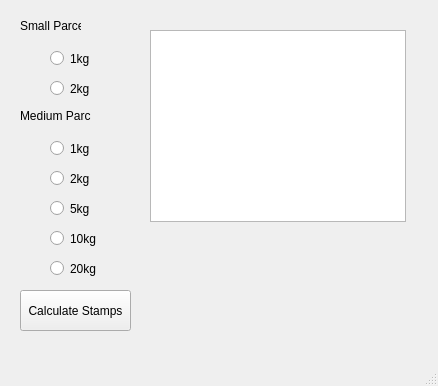
Old version of the form stamp_calc_app/stamp_calc.ui in the repository psidex/StampCalculator.
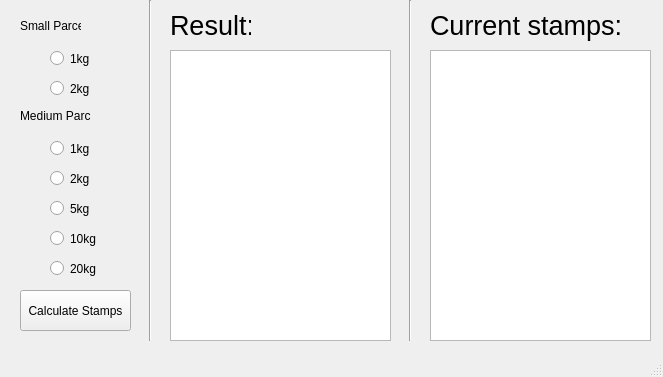
New version of the form.

Commit message: Fixed config prog, started on calc prog

What changed in the file:
```diff
--- a/stamp_calc_app/stamp_calc.ui
+++ b/stamp_calc_app/stamp_calc.ui
@@ -6,8 +6,8 @@
    <rect>
     <x>0</x>
     <y>0</y>
-    <width>438</width>
-    <height>386</height>
+    <width>663</width>
+    <height>377</height>
    </rect>
   </property>
   <property name="windowTitle">
@@ -144,14 +144,112 @@
      <string>Calculate Stamps</string>
     </property>
    </widget>
-   <widget class="QTextBrowser" name="textBrowser">
+   <widget class="QLabel" name="result_label">
     <property name="geometry">
      <rect>
-      <x>150</x>
-      <y>30</y>
-      <width>256</width>
-      <height>192</height>
+      <x>170</x>
+      <y>10</y>
+      <width>81</width>
+      <height>31</height>
      </rect>
+    </property>
+    <property name="font">
+     <font>
+      <pointsize>20</pointsize>
+     </font>
+    </property>
+    <property name="text">
+     <string>Result:</string>
+    </property>
+   </widget>
+   <widget class="Line" name="vertical_line_1">
+    <property name="geometry">
+     <rect>
+      <x>140</x>
+      <y>0</y>
+      <width>20</width>
+      <height>341</height>
+     </rect>
+    </property>
+    <property name="orientation">
+     <enum>Qt::Vertical</enum>
+    </property>
+   </widget>
+   <widget class="Line" name="vertical_line_2">
+    <property name="geometry">
+     <rect>
+      <x>400</x>
+      <y>0</y>
+      <width>20</width>
+      <height>341</height>
+     </rect>
+    </property>
+    <property name="orientation">
+     <enum>Qt::Vertical</enum>
+    </property>
+   </widget>
+   <widget class="QLabel" name="current_stamps_label">
+    <property name="geometry">
+     <rect>
+      <x>430</x>
+      <y>10</y>
+      <width>201</width>
+      <height>31</height>
+     </rect>
+    </property>
+    <property name="font">
+     <font>
+      <pointsize>20</pointsize>
+     </font>
+    </property>
+    <property name="text">
+     <string>Current stamps:</string>
+    </property>
+   </widget>
+   <widget class="QListWidget" name="result_list">
+    <property name="geometry">
+     <rect>
+      <x>170</x>
+      <y>50</y>
+      <width>221</width>
+      <height>291</height>
+     </rect>
+    </property>
+    <property name="font">
+     <font>
+      <pointsize>10</pointsize>
+     </font>
+    </property>
+    <property name="defaultDropAction">
+     <enum>Qt::IgnoreAction</enum>
+    </property>
+    <property name="selectionMode">
+     <enum>QAbstractItemView::NoSelection</enum>
+    </property>
+   </widget>
+   <widget class="QListWidget" name="current_stamps_list">
+    <property name="geometry">
+     <rect>
+      <x>430</x>
+      <y>50</y>
+      <width>221</width>
+      <height>291</height>
+     </rect>
+    </property>
+    <property name="showDropIndicator" stdset="0">
+     <bool>false</bool>
+    </property>
+    <property name="defaultDropAction">
+     <enum>Qt::IgnoreAction</enum>
+    </property>
+    <property name="selectionMode">
+     <enum>QAbstractItemView::NoSelection</enum>
+    </property>
+    <property name="isWrapping" stdset="0">
+     <bool>false</bool>
+    </property>
+    <property name="wordWrap">
+     <bool>true</bool>
     </property>
    </widget>
   </widget>
```
Left out of the diff: 2 changed lines with no effect on the pictures. The commit also changes 8 other files.
